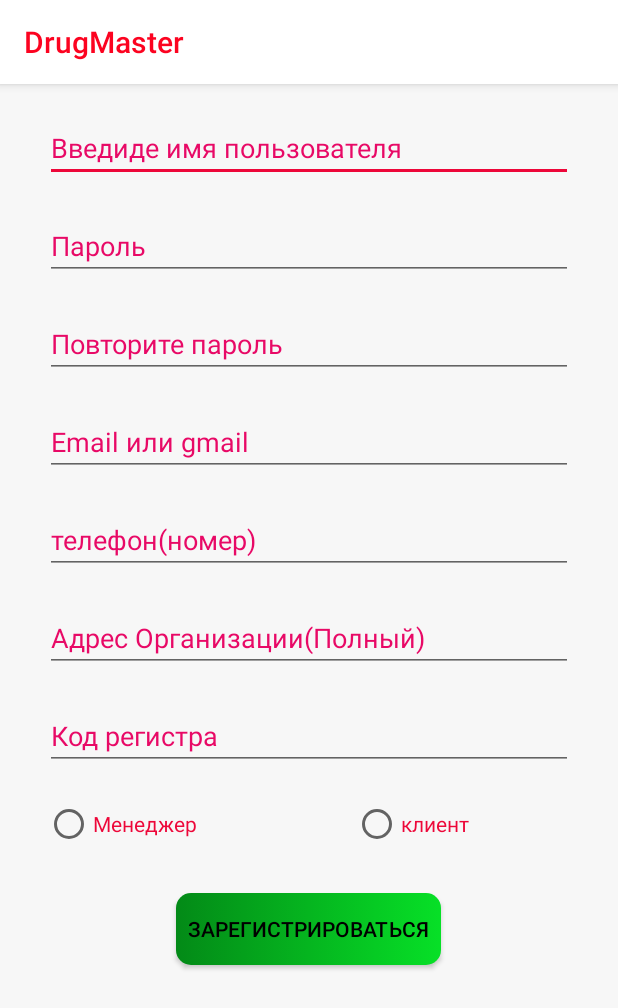
After one commit to esenbekalmazbekov/DrugMaster, an Android app: the Registration screen opened directly, with no data from a screen before it, on a phone screen of 412 x 824 dp. The commit adds this screen. Shown: the top 1008 px of the screen. Run offline under Robolectric (Android 15) with nearby library versions, the phone set to English and light mode, and no system bars.

Commit message:
before adding image

```diff
--- a/app/src/main/AndroidManifest.xml
+++ b/app/src/main/AndroidManifest.xml
@@ -12,6 +12,7 @@
         android:roundIcon="@mipmap/ic_launcher_round"
         android:supportsRtl="true"
         android:theme="@style/AppTheme">
+        <activity android:name=".Registration"></activity>
         <activity android:name=".MainActivity">
             <intent-filter>
                 <action android:name="android.intent.action.MAIN" />
--- a/app/src/main/java/com/example/drugmaster/MainActivity.java
+++ b/app/src/main/java/com/example/drugmaster/MainActivity.java
@@ -2,18 +2,36 @@ package com.example.drugmaster;
 
 import androidx.appcompat.app.AppCompatActivity;
 
+import android.content.Intent;
 import android.os.Bundle;
+import android.view.View;
 import android.view.animation.Animation;
 import android.view.animation.AnimationUtils;
+import android.widget.Button;
+
 import com.example.drugmaster.View.GradientTextView;
 
 public class MainActivity extends AppCompatActivity {
     GradientTextView welcome;
+    Button registrBtn;
     @Override
     protected void onCreate(Bundle savedInstanceState) {
         super.onCreate(savedInstanceState);
         setContentView(R.layout.activity_main);
         preAnimation();
+        registration();
+    }
+
+    private void registration() {
+        registrBtn = findViewById(R.id.registration);
+        registrBtn.setOnClickListener(new View.OnClickListener() {
+                                          @Override
+                                          public void onClick(View v) {
+                                              Intent intent = new Intent(MainActivity.this, Registration.class);
+                                              startActivity(intent);
+                                          }
+                                      }
+        );
     }
 
     private void preAnimation(){
--- /dev/null
+++ b/app/src/main/java/com/example/drugmaster/Registration.java
@@ -0,0 +1,14 @@
+package com.example.drugmaster;
+
+import androidx.appcompat.app.AppCompatActivity;
+
+import android.os.Bundle;
+
+public class Registration extends AppCompatActivity {
+
+    @Override
+    protected void onCreate(Bundle savedInstanceState) {
+        super.onCreate(savedInstanceState);
+        setContentView(R.layout.activity_registration);
+    }
+}
--- /dev/null
+++ b/app/src/main/res/layout/activity_registration.xml
@@ -0,0 +1,169 @@
+<?xml version="1.0" encoding="utf-8"?>
+<LinearLayout xmlns:android="http://schemas.android.com/apk/res/android"
+    xmlns:tools="http://schemas.android.com/tools"
+    android:layout_width="match_parent"
+    android:layout_height="match_parent"
+    android:orientation="vertical"
+    android:background="@color/activityBackround"
+    tools:context=".MainActivity">
+
+    <ScrollView
+        android:layout_width="match_parent"
+        android:layout_height="match_parent"
+        android:background="@color/activityBackround"
+        tools:ignore="UselessParent">
+
+        <LinearLayout
+            android:layout_width="match_parent"
+            android:layout_height="wrap_content"
+            android:orientation="vertical">
+
+            <EditText
+                android:id="@+id/UserLogin"
+                android:layout_width="match_parent"
+                android:layout_height="wrap_content"
+                android:layout_marginHorizontal="30sp"
+                android:layout_marginTop="20sp"
+                android:autofillHints=""
+                android:ems="10"
+                android:hint="@string/rename"
+                android:inputType="textPersonName"
+                android:textColor="@color/colorPrimaryDark"
+                android:textColorHint="#e80966"
+                android:textColorLink="#e80966"
+                tools:ignore="LabelFor,UnusedAttribute" />
+
+            <EditText
+                android:id="@+id/userPassoword"
+                android:layout_width="match_parent"
+                android:layout_height="wrap_content"
+                android:layout_marginHorizontal="30sp"
+                android:layout_marginTop="20sp"
+                android:autofillHints=""
+                android:ems="10"
+                android:hint="@string/password"
+                android:inputType="textPassword"
+                android:textColor="@color/colorPrimaryDark"
+                android:textColorHint="#e80966"
+                android:textColorLink="#e80966"
+                tools:ignore="LabelFor,UnusedAttribute" />
+
+            <EditText
+                android:id="@+id/userPassowordRewrite"
+                android:layout_width="match_parent"
+                android:layout_height="wrap_content"
+                android:layout_marginHorizontal="30sp"
+                android:layout_marginTop="20sp"
+                android:autofillHints=""
+                android:ems="10"
+                android:hint="@string/repass"
+                android:inputType="textPassword"
+                android:textColor="@color/colorPrimaryDark"
+                android:textColorHint="#e80966"
+                android:textColorLink="#e80966"
+                tools:ignore="LabelFor,UnusedAttribute" />
+
+            <EditText
+                android:id="@+id/userEmail"
+                android:layout_width="match_parent"
+                android:layout_height="wrap_content"
+                android:layout_marginHorizontal="30sp"
+                android:layout_marginTop="20sp"
+                android:autofillHints=""
+                android:ems="10"
+                android:hint="@string/email_gmail"
+                android:inputType="textEmailAddress"
+                android:textColor="@color/colorPrimaryDark"
+                android:textColorHint="#e80966"
+                android:textColorLink="#e80966"
+                tools:ignore="LabelFor,UnusedAttribute" />
+
+            <EditText
+                android:id="@+id/phoneNumber"
+                android:layout_width="match_parent"
+                android:layout_height="wrap_content"
+                android:layout_marginHorizontal="30sp"
+                android:layout_marginTop="20sp"
+                android:autofillHints=""
+                android:ems="10"
+                android:hint="@string/phone"
+                android:inputType="phone"
+                android:textColor="@color/colorPrimaryDark"
+                android:textColorHint="#e80966"
+                android:textColorLink="#e80966"
+                tools:ignore="LabelFor,UnusedAttribute" />
+
+
+            <EditText
+                android:id="@+id/location"
+                android:layout_width="match_parent"
+                android:layout_height="wrap_content"
+                android:layout_marginHorizontal="30sp"
+                android:layout_marginTop="20sp"
+                android:autofillHints=""
+                android:ems="10"
+                android:hint="@string/fisical_address"
+                android:inputType="textEmailAddress"
+                android:textColor="@color/colorPrimaryDark"
+                android:textColorHint="#e80966"
+                android:textColorLink="#e80966"
+                tools:ignore="LabelFor,UnusedAttribute" />
+
+            <EditText
+                android:id="@+id/registrationID"
+                android:layout_width="match_parent"
+                android:layout_height="wrap_content"
+                android:layout_marginHorizontal="30sp"
+                android:layout_marginTop="20sp"
+                android:autofillHints=""
+                android:ems="10"
+                android:hint="@string/registr_code"
+                android:inputType="text"
+                android:textColor="@color/colorPrimaryDark"
+                android:textColorHint="#e80966"
+                android:textColorLink="#e80966"
+                tools:ignore="LabelFor,UnusedAttribute" />
+
+            <RadioGroup
+                android:layout_width="match_parent"
+                android:layout_height="wrap_content"
+                android:layout_marginHorizontal="30sp"
+                android:layout_marginTop="20sp"
+                android:orientation="horizontal"
+                tools:ignore="UnusedAttribute">
+
+                <RadioButton
+                    android:id="@+id/manager"
+                    android:layout_width="wrap_content"
+                    android:layout_height="wrap_content"
+                    android:textColor="@color/colorAccent"
+                    android:layout_weight="3"
+                    android:text="@string/manager"/>
+
+                <RadioButton
+                    android:id="@+id/client"
+                    android:layout_width="wrap_content"
+                    android:layout_height="wrap_content"
+                    android:textColor="@color/colorAccent"
+                    android:layout_weight="2"
+                    android:text="@string/client"/>
+
+            </RadioGroup>
+
+            <Button
+                android:id="@+id/registration"
+                android:layout_width="wrap_content"
+                android:layout_height="wrap_content"
+                android:layout_marginVertical="30sp"
+                android:layout_gravity="center"
+                android:background="@drawable/registration_button"
+                android:paddingHorizontal="8sp"
+                android:text="@string/registrate"
+                android:textColor="@color/colorPrimaryDark"
+                tools:ignore="ButtonStyle,RtlHardcoded,UnusedAttribute" />
+
+        </LinearLayout>
+    </ScrollView>
+
+
+</LinearLayout>
--- a/app/src/main/res/values/strings.xml
+++ b/app/src/main/res/values/strings.xml
@@ -5,4 +5,13 @@
     <string name="password"> Пароль</string>
     <string name="singin">Войти</string>
     <string name="registration">Регистрация</string>
+    <string name="rename">Введиде имя пользователя</string>
+    <string name="repass">Повторите пароль</string>
+    <string name="email_gmail">Email или gmail</string>
+    <string name="fisical_address">Адрес Организации(Полный)</string>
+    <string name="phone">телефон(номер)</string>
+    <string name="registr_code">Код регистра</string>
+    <string name="manager">Менеджер</string>
+    <string name="client">клиент</string>
+    <string name="registrate">Зарегистрироваться</string>
 </resources>
```
